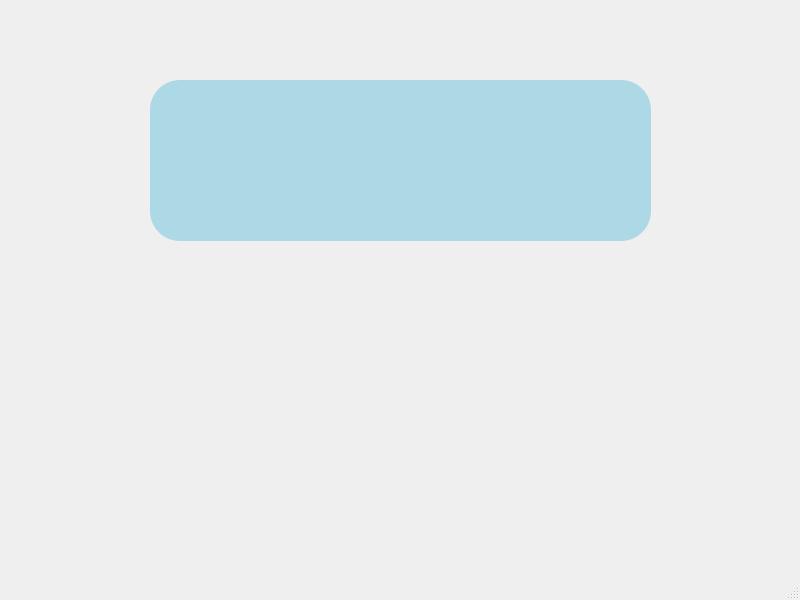
The window that logged.ui (Karoleqk/Baza-Kontaktow) describes before a commit, drawn with Qt 5.
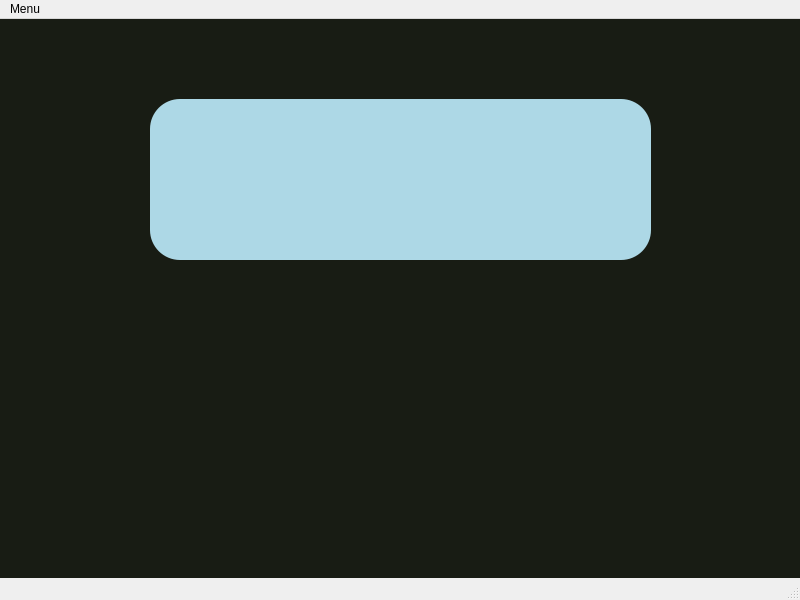
The same window after the commit.

```diff
--- a/logged.ui
+++ b/logged.ui
@@ -13,7 +13,19 @@
   <property name="windowTitle">
    <string>MainWindow</string>
   </property>
+  <property name="styleSheet">
+   <string notr="true"/>
+  </property>
   <widget class="QWidget" name="centralwidget">
+   <property name="styleSheet">
+    <string notr="true">.QWidget{
+	background-color: #181C14;
+}
+
+.QLabel{
+	color: #ECDFCC;
+}</string>
+   </property>
    <widget class="QLabel" name="helloMsg">
     <property name="geometry">
      <rect>
@@ -53,6 +65,13 @@
      <height>23</height>
     </rect>
    </property>
+   <widget class="QMenu" name="menuMenu">
+    <property name="title">
+     <string>Menu</string>
+    </property>
+    <addaction name="actionWyloguj"/>
+   </widget>
+   <addaction name="menuMenu"/>
   </widget>
   <widget class="QStatusBar" name="statusbar"/>
  </widget>
```
Left out of the diff: 5 changed lines with no effect on the pictures.
